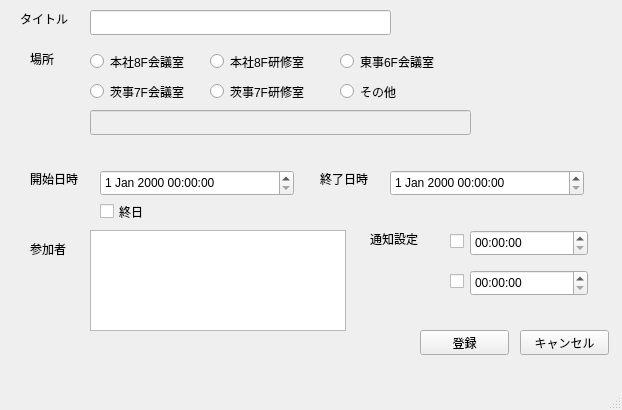
Above: mainwindow.ui from MasatoHanayama/scheduleAddForm before the change. Below: the same form after it.
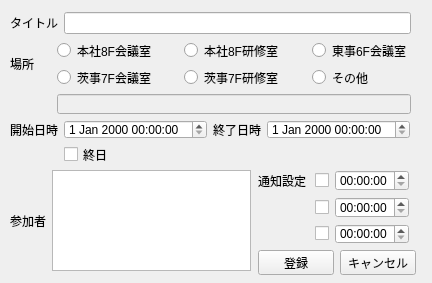
That is the form after the change.

```diff
--- a/mainwindow.ui
+++ b/mainwindow.ui
@@ -6,8 +6,8 @@
    <rect>
     <x>0</x>
     <y>0</y>
-    <width>622</width>
-    <height>410</height>
+    <width>432</width>
+    <height>283</height>
    </rect>
   </property>
   <property name="windowTitle">
@@ -20,315 +20,344 @@
      <verstretch>0</verstretch>
     </sizepolicy>
    </property>
-   <widget class="QDateTimeEdit" name="dateTimeEdit">
+   <widget class="QWidget" name="">
     <property name="geometry">
      <rect>
-      <x>100</x>
+      <x>258</x>
       <y>170</y>
-      <width>194</width>
-      <height>26</height>
+      <width>151</width>
+      <height>74</height>
      </rect>
     </property>
+    <layout class="QGridLayout" name="gridLayout_2">
+     <item row="2" column="2">
+      <widget class="QTimeEdit" name="timeEdit_3"/>
+     </item>
+     <item row="0" column="1">
+      <widget class="QCheckBox" name="checkBox_2">
+       <property name="layoutDirection">
+        <enum>Qt::RightToLeft</enum>
+       </property>
+       <property name="text">
+        <string/>
+       </property>
+       <property name="checkable">
+        <bool>true</bool>
+       </property>
+       <property name="checked">
+        <bool>false</bool>
+       </property>
+       <property name="autoRepeat">
+        <bool>false</bool>
+       </property>
+       <property name="autoExclusive">
+        <bool>false</bool>
+       </property>
+       <property name="tristate">
+        <bool>false</bool>
+       </property>
+      </widget>
+     </item>
+     <item row="0" column="0">
+      <widget class="QLabel" name="label_6">
+       <property name="text">
+        <string>通知設定</string>
+       </property>
+      </widget>
+     </item>
+     <item row="1" column="1">
+      <widget class="QCheckBox" name="checkBox_3">
+       <property name="layoutDirection">
+        <enum>Qt::RightToLeft</enum>
+       </property>
+       <property name="text">
+        <string/>
+       </property>
+       <property name="checkable">
+        <bool>true</bool>
+       </property>
+       <property name="checked">
+        <bool>false</bool>
+       </property>
+       <property name="autoRepeat">
+        <bool>false</bool>
+       </property>
+       <property name="autoExclusive">
+        <bool>false</bool>
+       </property>
+       <property name="tristate">
+        <bool>false</bool>
+       </property>
+      </widget>
+     </item>
+     <item row="0" column="2">
+      <widget class="QTimeEdit" name="timeEdit"/>
+     </item>
+     <item row="2" column="1">
+      <widget class="QCheckBox" name="checkBox_4">
+       <property name="layoutDirection">
+        <enum>Qt::RightToLeft</enum>
+       </property>
+       <property name="text">
+        <string/>
+       </property>
+       <property name="checkable">
+        <bool>true</bool>
+       </property>
+       <property name="checked">
+        <bool>false</bool>
+       </property>
+       <property name="autoRepeat">
+        <bool>false</bool>
+       </property>
+       <property name="autoExclusive">
+        <bool>false</bool>
+       </property>
+       <property name="tristate">
+        <bool>false</bool>
+       </property>
+      </widget>
+     </item>
+     <item row="1" column="2">
+      <widget class="QTimeEdit" name="timeEdit_2"/>
+     </item>
+    </layout>
    </widget>
-   <widget class="QLabel" name="label">
+   <widget class="QWidget" name="">
     <property name="geometry">
      <rect>
-      <x>30</x>
+      <x>10</x>
       <y>170</y>
-      <width>67</width>
-      <height>17</height>
-     </rect>
-    </property>
-    <property name="text">
-     <string>開始日時</string>
-    </property>
-   </widget>
-   <widget class="QLabel" name="label_2">
-    <property name="geometry">
-     <rect>
-      <x>320</x>
-      <y>170</y>
-      <width>67</width>
-      <height>17</height>
-     </rect>
-    </property>
-    <property name="text">
-     <string>終了日時</string>
-    </property>
-   </widget>
-   <widget class="QDateTimeEdit" name="dateTimeEdit_2">
-    <property name="geometry">
-     <rect>
-      <x>390</x>
-      <y>170</y>
-      <width>194</width>
-      <height>26</height>
-     </rect>
-    </property>
-   </widget>
-   <widget class="QCheckBox" name="checkBox">
-    <property name="geometry">
-     <rect>
-      <x>100</x>
-      <y>200</y>
-      <width>92</width>
-      <height>23</height>
-     </rect>
-    </property>
-    <property name="text">
-     <string>終日</string>
-    </property>
-   </widget>
-   <widget class="QLabel" name="label_3">
-    <property name="geometry">
-     <rect>
-      <x>20</x>
-      <y>10</y>
-      <width>67</width>
-      <height>17</height>
-     </rect>
-    </property>
-    <property name="text">
-     <string>タイトル</string>
-    </property>
-   </widget>
-   <widget class="QLineEdit" name="lineEdit">
-    <property name="geometry">
-     <rect>
-      <x>90</x>
-      <y>10</y>
-      <width>301</width>
-      <height>25</height>
-     </rect>
-    </property>
-   </widget>
-   <widget class="QLabel" name="label_4">
-    <property name="geometry">
-     <rect>
-      <x>30</x>
-      <y>50</y>
-      <width>67</width>
-      <height>17</height>
-     </rect>
-    </property>
-    <property name="text">
-     <string>場所</string>
-    </property>
-   </widget>
-   <widget class="QRadioButton" name="radioButton">
-    <property name="geometry">
-     <rect>
-      <x>90</x>
-      <y>50</y>
-      <width>112</width>
-      <height>23</height>
-     </rect>
-    </property>
-    <property name="text">
-     <string>本社8F会議室</string>
-    </property>
-   </widget>
-   <widget class="QRadioButton" name="radioButton_2">
-    <property name="geometry">
-     <rect>
-      <x>210</x>
-      <y>50</y>
-      <width>112</width>
-      <height>23</height>
-     </rect>
-    </property>
-    <property name="text">
-     <string>本社8F研修室</string>
-    </property>
-   </widget>
-   <widget class="QRadioButton" name="radioButton_3">
-    <property name="geometry">
-     <rect>
-      <x>340</x>
-      <y>50</y>
-      <width>112</width>
-      <height>23</height>
-     </rect>
-    </property>
-    <property name="text">
-     <string>東事6F会議室</string>
-    </property>
-   </widget>
-   <widget class="QRadioButton" name="radioButton_4">
-    <property name="geometry">
-     <rect>
-      <x>90</x>
-      <y>80</y>
-      <width>112</width>
-      <height>23</height>
-     </rect>
-    </property>
-    <property name="text">
-     <string>茨事7F会議室</string>
-    </property>
-   </widget>
-   <widget class="QRadioButton" name="radioButton_5">
-    <property name="geometry">
-     <rect>
-      <x>210</x>
-      <y>80</y>
-      <width>112</width>
-      <height>23</height>
-     </rect>
-    </property>
-    <property name="text">
-     <string>茨事7F研修室</string>
-    </property>
-   </widget>
-   <widget class="QRadioButton" name="radioButton_6">
-    <property name="geometry">
-     <rect>
-      <x>340</x>
-      <y>80</y>
-      <width>112</width>
-      <height>23</height>
-     </rect>
-    </property>
-    <property name="text">
-     <string>その他</string>
-    </property>
-   </widget>
-   <widget class="QLineEdit" name="lineEdit_2">
-    <property name="enabled">
-     <bool>false</bool>
-    </property>
-    <property name="geometry">
-     <rect>
-      <x>90</x>
-      <y>110</y>
-      <width>381</width>
-      <height>25</height>
-     </rect>
-    </property>
-    <property name="readOnly">
-     <bool>false</bool>
-    </property>
-   </widget>
-   <widget class="QPushButton" name="pushButton">
-    <property name="geometry">
-     <rect>
-      <x>420</x>
-      <y>330</y>
-      <width>89</width>
-      <height>25</height>
-     </rect>
-    </property>
-    <property name="text">
-     <string>登録</string>
-    </property>
-   </widget>
-   <widget class="QPushButton" name="pushButton_2">
-    <property name="geometry">
-     <rect>
-      <x>520</x>
-      <y>330</y>
-      <width>89</width>
-      <height>25</height>
-     </rect>
-    </property>
-    <property name="text">
-     <string>キャンセル</string>
-    </property>
-   </widget>
-   <widget class="QLabel" name="label_5">
-    <property name="geometry">
-     <rect>
-      <x>30</x>
-      <y>240</y>
-      <width>67</width>
-      <height>17</height>
-     </rect>
-    </property>
-    <property name="text">
-     <string>参加者</string>
-    </property>
-   </widget>
-   <widget class="QLabel" name="label_6">
-    <property name="geometry">
-     <rect>
-      <x>370</x>
-      <y>230</y>
-      <width>67</width>
-      <height>17</height>
-     </rect>
-    </property>
-    <property name="text">
-     <string>通知設定</string>
-    </property>
-   </widget>
-   <widget class="QListView" name="listView">
-    <property name="geometry">
-     <rect>
-      <x>90</x>
-      <y>230</y>
-      <width>256</width>
+      <width>241</width>
       <height>101</height>
      </rect>
     </property>
+    <layout class="QGridLayout" name="gridLayout_4">
+     <item row="0" column="0">
+      <widget class="QLabel" name="label_5">
+       <property name="text">
+        <string>参加者</string>
+       </property>
+       <property name="alignment">
+        <set>Qt::AlignLeading|Qt::AlignLeft|Qt::AlignVCenter</set>
+       </property>
+      </widget>
+     </item>
+     <item row="0" column="1">
+      <widget class="QListView" name="listView"/>
+     </item>
+    </layout>
    </widget>
-   <widget class="QTimeEdit" name="timeEdit">
+   <widget class="QWidget" name="">
     <property name="geometry">
      <rect>
-      <x>470</x>
-      <y>230</y>
-      <width>118</width>
-      <height>26</height>
+      <x>10</x>
+      <y>120</y>
+      <width>401</width>
+      <height>44</height>
      </rect>
     </property>
+    <layout class="QGridLayout" name="gridLayout_3">
+     <item row="0" column="0">
+      <widget class="QLabel" name="label">
+       <property name="text">
+        <string>開始日時</string>
+       </property>
+       <property name="alignment">
+        <set>Qt::AlignLeading|Qt::AlignLeft|Qt::AlignVCenter</set>
+       </property>
+      </widget>
+     </item>
+     <item row="0" column="1">
+      <widget class="QDateTimeEdit" name="dateTimeEdit"/>
+     </item>
+     <item row="0" column="2">
+      <widget class="QLabel" name="label_2">
+       <property name="text">
+        <string>終了日時</string>
+       </property>
+       <property name="alignment">
+        <set>Qt::AlignRight|Qt::AlignTrailing|Qt::AlignVCenter</set>
+       </property>
+      </widget>
+     </item>
+     <item row="0" column="3">
+      <widget class="QDateTimeEdit" name="dateTimeEdit_2"/>
+     </item>
+     <item row="1" column="1">
+      <widget class="QCheckBox" name="checkBox">
+       <property name="text">
+        <string>終日</string>
+       </property>
+      </widget>
+     </item>
+    </layout>
    </widget>
-   <widget class="QTimeEdit" name="timeEdit_2">
+   <widget class="QWidget" name="">
     <property name="geometry">
      <rect>
-      <x>470</x>
-      <y>270</y>
-      <width>118</width>
-      <height>26</height>
+      <x>10</x>
+      <y>40</y>
+      <width>401</width>
+      <height>74</height>
      </rect>
     </property>
+    <layout class="QGridLayout" name="gridLayout">
+     <item row="2" column="2" colspan="5">
+      <widget class="QLineEdit" name="lineEdit_2">
+       <property name="enabled">
+        <bool>false</bool>
+       </property>
+       <property name="readOnly">
+        <bool>false</bool>
+       </property>
+      </widget>
+     </item>
+     <item row="0" column="4">
+      <widget class="QRadioButton" name="radioButton_2">
+       <property name="text">
+        <string>本社8F研修室</string>
+       </property>
+      </widget>
+     </item>
+     <item row="1" column="2">
+      <widget class="QRadioButton" name="radioButton_4">
+       <property name="text">
+        <string>茨事7F会議室</string>
+       </property>
+      </widget>
+     </item>
+     <item row="0" column="6">
+      <widget class="QRadioButton" name="radioButton_3">
+       <property name="text">
+        <string>東事6F会議室</string>
+       </property>
+      </widget>
+     </item>
+     <item row="0" column="0" rowspan="2">
+      <widget class="QLabel" name="label_4">
+       <property name="text">
+        <string>場所</string>
+       </property>
+       <property name="alignment">
+        <set>Qt::AlignLeading|Qt::AlignLeft|Qt::AlignVCenter</set>
+       </property>
+      </widget>
+     </item>
+     <item row="1" column="4">
+      <widget class="QRadioButton" name="radioButton_5">
+       <property name="text">
+        <string>茨事7F研修室</string>
+       </property>
+      </widget>
+     </item>
+     <item row="1" column="6">
+      <widget class="QRadioButton" name="radioButton_6">
+       <property name="text">
+        <string>その他</string>
+       </property>
+      </widget>
+     </item>
+     <item row="0" column="2">
+      <widget class="QRadioButton" name="radioButton">
+       <property name="text">
+        <string>本社8F会議室</string>
+       </property>
+      </widget>
+     </item>
+     <item row="0" column="1">
+      <spacer name="horizontalSpacer_3">
+       <property name="orientation">
+        <enum>Qt::Horizontal</enum>
+       </property>
+       <property name="sizeHint" stdset="0">
+        <size>
+         <width>40</width>
+         <height>20</height>
+        </size>
+       </property>
+      </spacer>
+     </item>
+     <item row="0" column="3">
+      <spacer name="horizontalSpacer">
+       <property name="orientation">
+        <enum>Qt::Horizontal</enum>
+       </property>
+       <property name="sizeHint" stdset="0">
+        <size>
+         <width>40</width>
+         <height>20</height>
+        </size>
+       </property>
+      </spacer>
+     </item>
+     <item row="0" column="5">
+      <spacer name="horizontalSpacer_2">
+       <property name="orientation">
+        <enum>Qt::Horizontal</enum>
+       </property>
+       <property name="sizeHint" stdset="0">
+        <size>
+         <width>40</width>
+         <height>20</height>
+        </size>
+       </property>
+      </spacer>
+     </item>
+    </layout>
    </widget>
-   <widget class="QCheckBox" name="checkBox_2">
+   <widget class="QWidget" name="">
     <property name="geometry">
      <rect>
-      <x>450</x>
-      <y>230</y>
-      <width>92</width>
-      <height>23</height>
+      <x>258</x>
+      <y>250</y>
+      <width>158</width>
+      <height>25</height>
      </rect>
     </property>
-    <property name="text">
-     <string/>
-    </property>
+    <layout class="QGridLayout" name="gridLayout_6">
+     <item row="0" column="0">
+      <widget class="QPushButton" name="pushButton">
+       <property name="text">
+        <string>登録</string>
+       </property>
+      </widget>
+     </item>
+     <item row="0" column="1">
+      <widget class="QPushButton" name="pushButton_2">
+       <property name="text">
+        <string>キャンセル</string>
+       </property>
+      </widget>
+     </item>
+    </layout>
    </widget>
-   <widget class="QCheckBox" name="checkBox_3">
+   <widget class="QWidget" name="">
     <property name="geometry">
      <rect>
-      <x>450</x>
-      <y>270</y>
-      <width>92</width>
-      <height>23</height>
+      <x>10</x>
+      <y>12</y>
+      <width>401</width>
+      <height>22</height>
      </rect>
     </property>
-    <property name="text">
-     <string/>
-    </property>
+    <layout class="QGridLayout" name="gridLayout_5">
+     <item row="0" column="1">
+      <widget class="QLineEdit" name="lineEdit"/>
+     </item>
+     <item row="0" column="0">
+      <widget class="QLabel" name="label_3">
+       <property name="text">
+        <string>タイトル</string>
+       </property>
+       <property name="alignment">
+        <set>Qt::AlignLeading|Qt::AlignLeft|Qt::AlignVCenter</set>
+       </property>
+      </widget>
+     </item>
+    </layout>
    </widget>
   </widget>
-  <widget class="QMenuBar" name="menubar">
-   <property name="geometry">
-    <rect>
-     <x>0</x>
-     <y>0</y>
-     <width>622</width>
-     <height>28</height>
-    </rect>
-   </property>
-  </widget>
-  <widget class="QStatusBar" name="statusbar"/>
  </widget>
  <resources/>
  <connections/>
```
